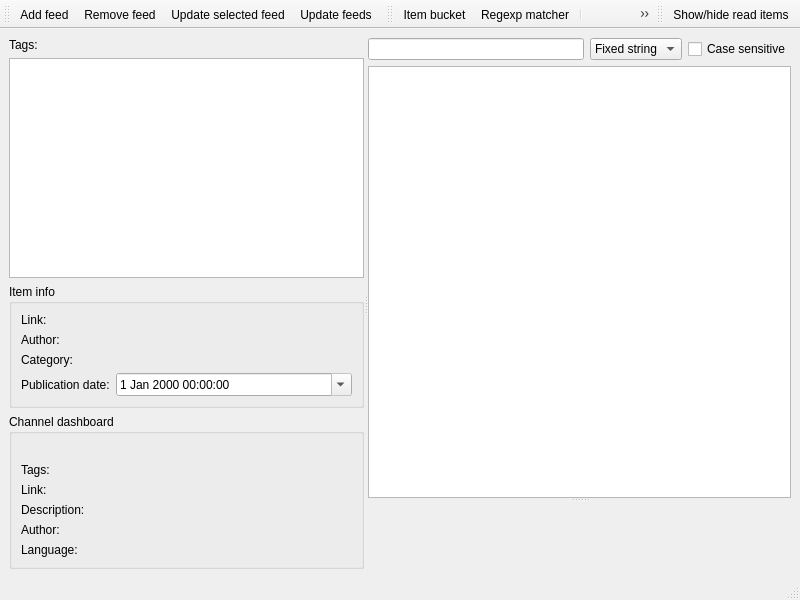
Before: the Qt Designer form src/plugins/aggregator/mainwindow.ui in 0xd34df00d/leechcraft, drawn with Qt 5.
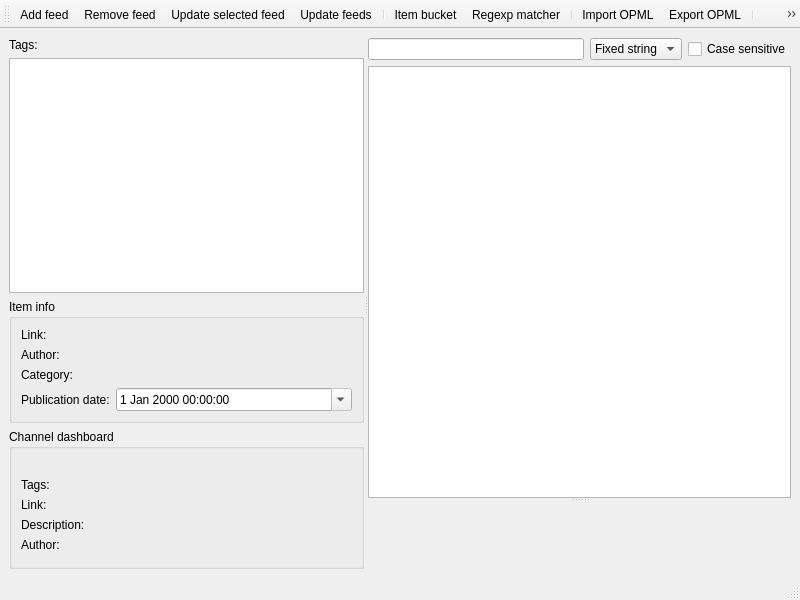
After: the same form once the commit is applied. Icons and pictures are not drawn. Custom widgets are drawn as their Qt base class.

Commit message: + CSTP: Handle 302 as 301. + Aggregator: FS#160: OPML import.

```diff
--- a/src/plugins/aggregator/mainwindow.ui
+++ b/src/plugins/aggregator/mainwindow.ui
@@ -17,14 +17,6 @@
     <normaloff>:/resources/images/aggregator.png</normaloff>:/resources/images/aggregator.png</iconset>
   </property>
   <widget class="QWidget" name="centralwidget" >
-   <property name="geometry" >
-    <rect>
-     <x>0</x>
-     <y>39</y>
-     <width>800</width>
-     <height>539</height>
-    </rect>
-   </property>
    <layout class="QGridLayout" name="gridLayout" >
     <item row="0" column="0" >
      <widget class="QSplitter" name="MainSplitter_" >
@@ -146,6 +138,13 @@
            <property name="fieldGrowthPolicy" >
             <enum>QFormLayout::ExpandingFieldsGrow</enum>
            </property>
+           <item row="0" column="1" >
+            <widget class="QLabel" name="ChannelImage_" >
+             <property name="text" >
+              <string>&lt;channel image></string>
+             </property>
+            </widget>
+           </item>
            <item row="1" column="0" >
             <widget class="QLabel" name="label_5" >
              <property name="text" >
@@ -204,27 +203,6 @@
              </property>
             </widget>
            </item>
-           <item row="5" column="0" >
-            <widget class="QLabel" name="label_7" >
-             <property name="text" >
-              <string>Language:</string>
-             </property>
-            </widget>
-           </item>
-           <item row="5" column="1" >
-            <widget class="QLabel" name="ChannelLanguage_" >
-             <property name="text" >
-              <string/>
-             </property>
-            </widget>
-           </item>
-           <item row="0" column="1" >
-            <widget class="QLabel" name="ChannelImage_" >
-             <property name="text" >
-              <string>&lt;channel image></string>
-             </property>
-            </widget>
-           </item>
           </layout>
           <zorder>label_5</zorder>
           <zorder>ChannelTags_</zorder>
@@ -304,25 +282,8 @@
     </item>
    </layout>
   </widget>
-  <widget class="QStatusBar" name="statusbar" >
-   <property name="geometry" >
-    <rect>
-     <x>0</x>
-     <y>578</y>
-     <width>800</width>
-     <height>22</height>
-    </rect>
-   </property>
-  </widget>
+  <widget class="QStatusBar" name="statusbar" />
   <widget class="QToolBar" name="toolBar" >
-   <property name="geometry" >
-    <rect>
-     <x>0</x>
-     <y>0</y>
-     <width>155</width>
-     <height>39</height>
-    </rect>
-   </property>
    <property name="windowTitle" >
     <string>toolBar</string>
    </property>
@@ -336,54 +297,15 @@
    <addaction name="ActionRemoveFeed_" />
    <addaction name="ActionUpdateSelectedFeed_" />
    <addaction name="ActionUpdateFeeds_" />
-  </widget>
-  <widget class="QToolBar" name="toolBar_2" >
-   <property name="geometry" >
-    <rect>
-     <x>155</x>
-     <y>0</y>
-     <width>123</width>
-     <height>39</height>
-    </rect>
-   </property>
-   <property name="windowTitle" >
-    <string>toolBar_2</string>
-   </property>
-   <attribute name="toolBarArea" >
-    <enum>TopToolBarArea</enum>
-   </attribute>
-   <attribute name="toolBarBreak" >
-    <bool>false</bool>
-   </attribute>
+   <addaction name="separator" />
    <addaction name="ActionItemBucket_" />
    <addaction name="ActionRegexpMatcher_" />
    <addaction name="separator" />
+   <addaction name="ActionImportOPML_" />
+   <addaction name="ActionExportOPML_" />
+   <addaction name="separator" />
    <addaction name="ActionPreferences_" />
-  </widget>
-  <widget class="QToolBar" name="toolBar_3" >
-   <property name="geometry" >
-    <rect>
-     <x>278</x>
-     <y>0</y>
-     <width>522</width>
-     <height>39</height>
-    </rect>
-   </property>
-   <property name="windowTitle" >
-    <string>toolBar_3</string>
-   </property>
-   <property name="iconSize" >
-    <size>
-     <width>24</width>
-     <height>24</height>
-    </size>
-   </property>
-   <attribute name="toolBarArea" >
-    <enum>TopToolBarArea</enum>
-   </attribute>
-   <attribute name="toolBarBreak" >
-    <bool>false</bool>
-   </attribute>
+   <addaction name="separator" />
    <addaction name="ActionHideReadItems_" />
   </widget>
   <action name="ActionAddFeed_" >
@@ -485,6 +407,16 @@
     <string>Show/hide read items</string>
    </property>
   </action>
+  <action name="ActionImportOPML_" >
+   <property name="text" >
+    <string>Import OPML...</string>
+   </property>
+  </action>
+  <action name="ActionExportOPML_" >
+   <property name="text" >
+    <string>Export OPML...</string>
+   </property>
+  </action>
  </widget>
  <customwidgets>
   <customwidget>
```
The commit also changes 16 other files.
